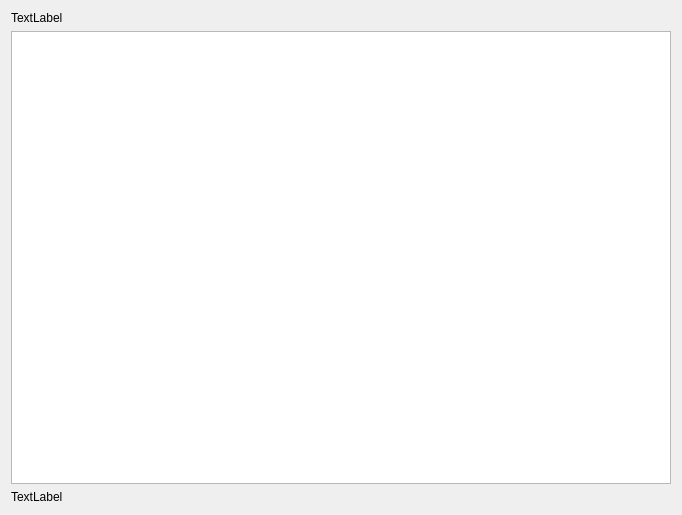
Above: examples/FileManager/FileManager.ui from rbbrnc/krbkACD before the change. Below: the same form after it.
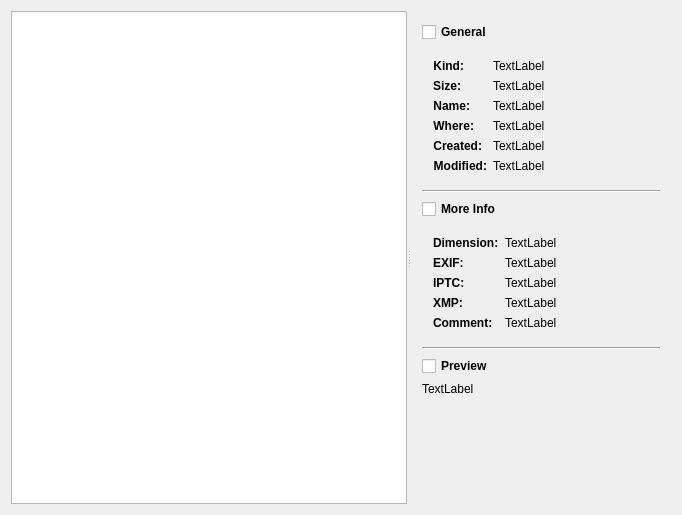
That is the form after the change.

```diff
--- a/examples/FileManager/FileManager.ui
+++ b/examples/FileManager/FileManager.ui
@@ -10,37 +10,470 @@
     <height>515</height>
    </rect>
   </property>
+  <property name="sizePolicy">
+   <sizepolicy hsizetype="Fixed" vsizetype="Preferred">
+    <horstretch>0</horstretch>
+    <verstretch>0</verstretch>
+   </sizepolicy>
+  </property>
   <property name="windowTitle">
    <string>FileManager</string>
   </property>
-  <layout class="QVBoxLayout" name="verticalLayout">
+  <layout class="QVBoxLayout" name="verticalLayout_2">
    <item>
-    <widget class="QLabel" name="pathLabel">
-     <property name="sizePolicy">
-      <sizepolicy hsizetype="Preferred" vsizetype="Fixed">
-       <horstretch>0</horstretch>
-       <verstretch>0</verstretch>
-      </sizepolicy>
+    <widget class="QSplitter" name="splitter">
+     <property name="orientation">
+      <enum>Qt::Horizontal</enum>
      </property>
-     <property name="text">
-      <string>TextLabel</string>
-     </property>
-    </widget>
-   </item>
-   <item>
-    <widget class="QListView" name="listView"/>
-   </item>
-   <item>
-    <widget class="QLabel" name="fileLabel">
-     <property name="sizePolicy">
-      <sizepolicy hsizetype="Preferred" vsizetype="Fixed">
-       <horstretch>0</horstretch>
-       <verstretch>0</verstretch>
-      </sizepolicy>
-     </property>
-     <property name="text">
-      <string>TextLabel</string>
-     </property>
+     <widget class="QListView" name="listView">
+      <property name="sizePolicy">
+       <sizepolicy hsizetype="Fixed" vsizetype="Expanding">
+        <horstretch>0</horstretch>
+        <verstretch>0</verstretch>
+       </sizepolicy>
+      </property>
+     </widget>
+     <widget class="QWidget" name="infoContainerWidget" native="true">
+      <layout class="QVBoxLayout" name="verticalLayout">
+       <item>
+        <widget class="QCheckBox" name="infoCheckBox">
+         <property name="font">
+          <font>
+           <weight>75</weight>
+           <bold>true</bold>
+          </font>
+         </property>
+         <property name="focusPolicy">
+          <enum>Qt::NoFocus</enum>
+         </property>
+         <property name="text">
+          <string>General</string>
+         </property>
+        </widget>
+       </item>
+       <item>
+        <widget class="QWidget" name="infoWidget" native="true">
+         <layout class="QFormLayout" name="formLayout">
+          <property name="fieldGrowthPolicy">
+           <enum>QFormLayout::ExpandingFieldsGrow</enum>
+          </property>
+          <item row="0" column="0">
+           <widget class="QLabel" name="label">
+            <property name="sizePolicy">
+             <sizepolicy hsizetype="Fixed" vsizetype="Fixed">
+              <horstretch>0</horstretch>
+              <verstretch>0</verstretch>
+             </sizepolicy>
+            </property>
+            <property name="font">
+             <font>
+              <weight>75</weight>
+              <bold>true</bold>
+             </font>
+            </property>
+            <property name="text">
+             <string>Kind:</string>
+            </property>
+            <property name="alignment">
+             <set>Qt::AlignRight|Qt::AlignTrailing|Qt::AlignVCenter</set>
+            </property>
+           </widget>
+          </item>
+          <item row="0" column="1">
+           <widget class="QLabel" name="kindLabel">
+            <property name="sizePolicy">
+             <sizepolicy hsizetype="Preferred" vsizetype="Fixed">
+              <horstretch>0</horstretch>
+              <verstretch>0</verstretch>
+             </sizepolicy>
+            </property>
+            <property name="text">
+             <string>TextLabel</string>
+            </property>
+           </widget>
+          </item>
+          <item row="1" column="0">
+           <widget class="QLabel" name="label_4">
+            <property name="font">
+             <font>
+              <weight>75</weight>
+              <bold>true</bold>
+             </font>
+            </property>
+            <property name="text">
+             <string>Size:</string>
+            </property>
+            <property name="alignment">
+             <set>Qt::AlignRight|Qt::AlignTrailing|Qt::AlignVCenter</set>
+            </property>
+           </widget>
+          </item>
+          <item row="1" column="1">
+           <widget class="QLabel" name="sizeLabel">
+            <property name="sizePolicy">
+             <sizepolicy hsizetype="Preferred" vsizetype="Fixed">
+              <horstretch>0</horstretch>
+              <verstretch>0</verstretch>
+             </sizepolicy>
+            </property>
+            <property name="text">
+             <string>TextLabel</string>
+            </property>
+           </widget>
+          </item>
+          <item row="2" column="0">
+           <widget class="QLabel" name="label_3">
+            <property name="font">
+             <font>
+              <weight>75</weight>
+              <bold>true</bold>
+             </font>
+            </property>
+            <property name="text">
+             <string>Name:</string>
+            </property>
+            <property name="alignment">
+             <set>Qt::AlignRight|Qt::AlignTrailing|Qt::AlignVCenter</set>
+            </property>
+           </widget>
+          </item>
+          <item row="2" column="1">
+           <widget class="QLabel" name="fileLabel">
+            <property name="sizePolicy">
+             <sizepolicy hsizetype="Preferred" vsizetype="Fixed">
+              <horstretch>0</horstretch>
+              <verstretch>0</verstretch>
+             </sizepolicy>
+            </property>
+            <property name="text">
+             <string>TextLabel</string>
+            </property>
+           </widget>
+          </item>
+          <item row="3" column="0">
+           <widget class="QLabel" name="label_2">
+            <property name="sizePolicy">
+             <sizepolicy hsizetype="Fixed" vsizetype="Fixed">
+              <horstretch>0</horstretch>
+              <verstretch>0</verstretch>
+             </sizepolicy>
+            </property>
+            <property name="font">
+             <font>
+              <weight>75</weight>
+              <bold>true</bold>
+             </font>
+            </property>
+            <property name="text">
+             <string>Where:</string>
+            </property>
+            <property name="alignment">
+             <set>Qt::AlignRight|Qt::AlignTrailing|Qt::AlignVCenter</set>
+            </property>
+           </widget>
+          </item>
+          <item row="3" column="1">
+           <widget class="QLabel" name="pathLabel">
+            <property name="sizePolicy">
+             <sizepolicy hsizetype="Preferred" vsizetype="Fixed">
+              <horstretch>0</horstretch>
+              <verstretch>0</verstretch>
+             </sizepolicy>
+            </property>
+            <property name="text">
+             <string>TextLabel</string>
+            </property>
+           </widget>
+          </item>
+          <item row="4" column="0">
+           <widget class="QLabel" name="label_8">
+            <property name="font">
+             <font>
+              <weight>75</weight>
+              <bold>true</bold>
+             </font>
+            </property>
+            <property name="text">
+             <string>Created:</string>
+            </property>
+            <property name="alignment">
+             <set>Qt::AlignRight|Qt::AlignTrailing|Qt::AlignVCenter</set>
+            </property>
+           </widget>
+          </item>
+          <item row="4" column="1">
+           <widget class="QLabel" name="createdLabel">
+            <property name="sizePolicy">
+             <sizepolicy hsizetype="Preferred" vsizetype="Fixed">
+              <horstretch>0</horstretch>
+              <verstretch>0</verstretch>
+             </sizepolicy>
+            </property>
+            <property name="text">
+             <string>TextLabel</string>
+            </property>
+           </widget>
+          </item>
+          <item row="5" column="0">
+           <widget class="QLabel" name="label_9">
+            <property name="font">
+             <font>
+              <weight>75</weight>
+              <bold>true</bold>
+             </font>
+            </property>
+            <property name="text">
+             <string>Modified:</string>
+            </property>
+            <property name="alignment">
+             <set>Qt::AlignRight|Qt::AlignTrailing|Qt::AlignVCenter</set>
+            </property>
+           </widget>
+          </item>
+          <item row="5" column="1">
+           <widget class="QLabel" name="modifiedLabel">
+            <property name="sizePolicy">
+             <sizepolicy hsizetype="Preferred" vsizetype="Fixed">
+              <horstretch>0</horstretch>
+              <verstretch>0</verstretch>
+             </sizepolicy>
+            </property>
+            <property name="text">
+             <string>TextLabel</string>
+            </property>
+           </widget>
+          </item>
+         </layout>
+        </widget>
+       </item>
+       <item>
+        <widget class="Line" name="line">
+         <property name="orientation">
+          <enum>Qt::Horizontal</enum>
+         </property>
+        </widget>
+       </item>
+       <item>
+        <widget class="QCheckBox" name="moreInfoCheckBox">
+         <property name="font">
+          <font>
+           <weight>75</weight>
+           <bold>true</bold>
+          </font>
+         </property>
+         <property name="text">
+          <string>More Info</string>
+         </property>
+        </widget>
+       </item>
+       <item>
+        <widget class="QWidget" name="moreInfoWidget" native="true">
+         <layout class="QFormLayout" name="formLayout_2">
+          <item row="0" column="0">
+           <widget class="QLabel" name="label_5">
+            <property name="sizePolicy">
+             <sizepolicy hsizetype="Preferred" vsizetype="Fixed">
+              <horstretch>0</horstretch>
+              <verstretch>0</verstretch>
+             </sizepolicy>
+            </property>
+            <property name="font">
+             <font>
+              <weight>75</weight>
+              <bold>true</bold>
+             </font>
+            </property>
+            <property name="text">
+             <string>Dimension:</string>
+            </property>
+           </widget>
+          </item>
+          <item row="0" column="1">
+           <widget class="QLabel" name="label_6">
+            <property name="sizePolicy">
+             <sizepolicy hsizetype="Preferred" vsizetype="Fixed">
+              <horstretch>0</horstretch>
+              <verstretch>0</verstretch>
+             </sizepolicy>
+            </property>
+            <property name="text">
+             <string>TextLabel</string>
+            </property>
+           </widget>
+          </item>
+          <item row="1" column="0">
+           <widget class="QLabel" name="label_7">
+            <property name="sizePolicy">
+             <sizepolicy hsizetype="Fixed" vsizetype="Fixed">
+              <horstretch>0</horstretch>
+              <verstretch>0</verstretch>
+             </sizepolicy>
+            </property>
+            <property name="font">
+             <font>
+              <weight>75</weight>
+              <bold>true</bold>
+             </font>
+            </property>
+            <property name="text">
+             <string>EXIF:</string>
+            </property>
+           </widget>
+          </item>
+          <item row="1" column="1">
+           <widget class="QLabel" name="label_10">
+            <property name="sizePolicy">
+             <sizepolicy hsizetype="Preferred" vsizetype="Fixed">
+              <horstretch>0</horstretch>
+              <verstretch>0</verstretch>
+             </sizepolicy>
+            </property>
+            <property name="text">
+             <string>TextLabel</string>
+            </property>
+           </widget>
+          </item>
+          <item row="2" column="0">
+           <widget class="QLabel" name="label_11">
+            <property name="sizePolicy">
+             <sizepolicy hsizetype="Preferred" vsizetype="Fixed">
+              <horstretch>0</horstretch>
+              <verstretch>0</verstretch>
+             </sizepolicy>
+            </property>
+            <property name="font">
+             <font>
+              <weight>75</weight>
+              <bold>true</bold>
+             </font>
+            </property>
+            <property name="text">
+             <string>IPTC:</string>
+            </property>
+           </widget>
+          </item>
+          <item row="2" column="1">
+           <widget class="QLabel" name="label_12">
+            <property name="sizePolicy">
+             <sizepolicy hsizetype="Preferred" vsizetype="Fixed">
+              <horstretch>0</horstretch>
+              <verstretch>0</verstretch>
+             </sizepolicy>
+            </property>
+            <property name="text">
+             <string>TextLabel</string>
+            </property>
+           </widget>
+          </item>
+          <item row="3" column="0">
+           <widget class="QLabel" name="label_13">
+            <property name="sizePolicy">
+             <sizepolicy hsizetype="Preferred" vsizetype="Fixed">
+              <horstretch>0</horstretch>
+              <verstretch>0</verstretch>
+             </sizepolicy>
+            </property>
+            <property name="font">
+             <font>
+              <weight>75</weight>
+              <bold>true</bold>
+             </font>
+            </property>
+            <property name="text">
+             <string>XMP:</string>
+            </property>
+           </widget>
+          </item>
+          <item row="3" column="1">
+           <widget class="QLabel" name="label_14">
+            <property name="sizePolicy">
+             <sizepolicy hsizetype="Preferred" vsizetype="Fixed">
+              <horstretch>0</horstretch>
+              <verstretch>0</verstretch>
+             </sizepolicy>
+            </property>
+            <property name="text">
+             <string>TextLabel</string>
+            </property>
+           </widget>
+          </item>
+          <item row="4" column="0">
+           <widget class="QLabel" name="label_15">
+            <property name="sizePolicy">
+             <sizepolicy hsizetype="Preferred" vsizetype="Fixed">
+              <horstretch>0</horstretch>
+              <verstretch>0</verstretch>
+             </sizepolicy>
+            </property>
+            <property name="font">
+             <font>
+              <weight>75</weight>
+              <bold>true</bold>
+             </font>
+            </property>
+            <property name="text">
+             <string>Comment:</string>
+            </property>
+           </widget>
+          </item>
+          <item row="4" column="1">
+           <widget class="QLabel" name="label_16">
+            <property name="sizePolicy">
+             <sizepolicy hsizetype="Preferred" vsizetype="Fixed">
+              <horstretch>0</horstretch>
+              <verstretch>0</verstretch>
+             </sizepolicy>
+            </property>
+            <property name="text">
+             <string>TextLabel</string>
+            </property>
+           </widget>
+          </item>
+         </layout>
+        </widget>
+       </item>
+       <item>
+        <widget class="Line" name="line_2">
+         <property name="orientation">
+          <enum>Qt::Horizontal</enum>
+         </property>
+        </widget>
+       </item>
+       <item>
+        <widget class="QCheckBox" name="previewCheckBox">
+         <property name="font">
+          <font>
+           <weight>75</weight>
+           <bold>true</bold>
+          </font>
+         </property>
+         <property name="text">
+          <string>Preview</string>
+         </property>
+        </widget>
+       </item>
+       <item>
+        <widget class="QLabel" name="previewLabel">
+         <property name="text">
+          <string>TextLabel</string>
+         </property>
+        </widget>
+       </item>
+       <item>
+        <spacer name="verticalSpacer">
+         <property name="orientation">
+          <enum>Qt::Vertical</enum>
+         </property>
+         <property name="sizeHint" stdset="0">
+          <size>
+           <width>20</width>
+           <height>40</height>
+          </size>
+         </property>
+        </spacer>
+       </item>
+      </layout>
+     </widget>
     </widget>
    </item>
   </layout>
```
